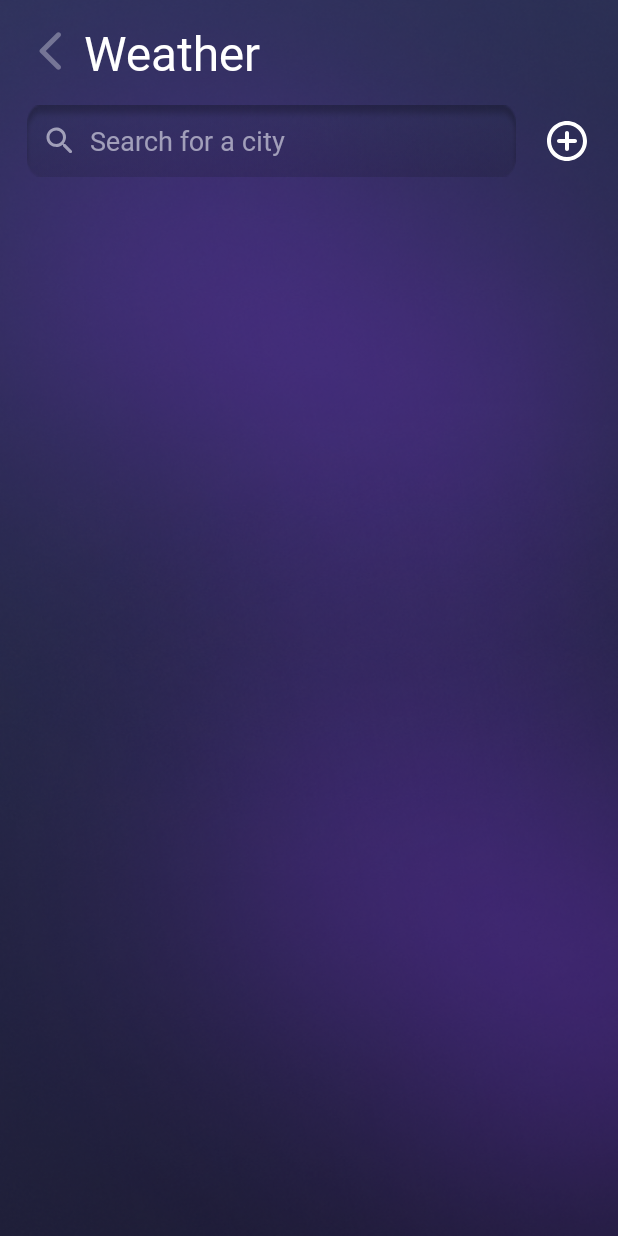
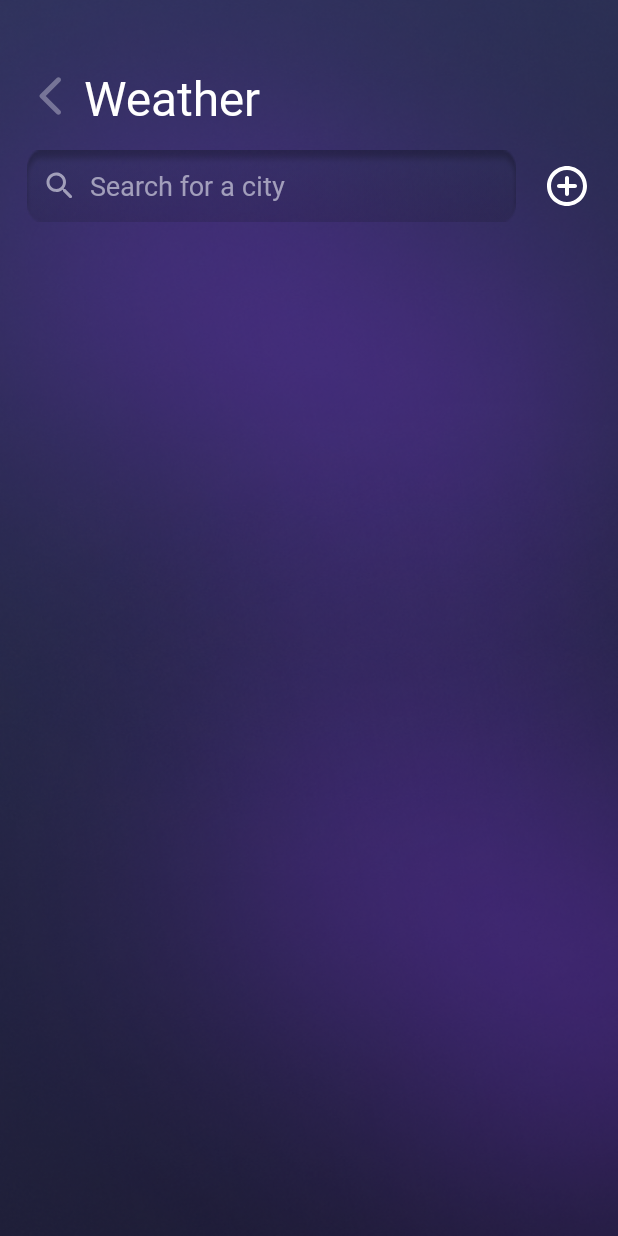
Before and after one commit to MoaazAtik/Sky, an Android app: the screen it shows after launch (CitiesActivity), after a tap on an icon or button, on a phone screen of 412 x 824 dp. Run offline under Robolectric (Android 15) with nearby library versions, the phone set to English and light mode, and no system bars; our stand-ins replace Volley; network calls fail; pictures from the network do not load; 2 other taps on this screen came first.

Commit message:
Transparent Status Bar

```diff
--- a/app/src/main/java/com/example/weatherapiapp/CitiesActivity.java
+++ b/app/src/main/java/com/example/weatherapiapp/CitiesActivity.java
@@ -3,6 +3,7 @@ package com.example.weatherapiapp;
 import android.os.Bundle;
 import android.util.Log;
 import android.view.View;
+import android.view.WindowManager;
 import android.widget.Toast;
 
 import androidx.annotation.NonNull;
@@ -43,6 +44,7 @@ public class CitiesActivity extends AppCompatActivity {
         super.onCreate(savedInstanceState);
 
         setContentView(R.layout.cities);
+        getWindow().addFlags(WindowManager.LayoutParams.FLAG_LAYOUT_NO_LIMITS);
         recyclerView = (RecyclerView) findViewById(R.id.rv_cities);
         citiesList = new ArrayList<>();
         adapter = new CityListAdapter(this, citiesList);
--- a/app/src/main/java/com/example/weatherapiapp/MainActivity.java
+++ b/app/src/main/java/com/example/weatherapiapp/MainActivity.java
@@ -21,6 +21,7 @@ import android.util.Log;
 import android.view.LayoutInflater;
 import android.view.MotionEvent;
 import android.view.View;
+import android.view.WindowManager;
 import android.view.animation.AccelerateInterpolator;
 import android.view.animation.LinearInterpolator;
 import android.widget.Button;
@@ -84,6 +85,7 @@ public class MainActivity extends AppCompatActivity {
 //        View view = binding.getRoot();
 //        setContentView(view);
         setContentView(R.layout.main);
+        getWindow().addFlags(WindowManager.LayoutParams.FLAG_LAYOUT_NO_LIMITS);
 
         Log.d(TAG, "onCreate: ");
 
--- a/app/src/main/res/layout/cities.xml
+++ b/app/src/main/res/layout/cities.xml
@@ -8,7 +8,7 @@
     android:layout_height="match_parent"
     android:background="@drawable/cities_layout_background"
     android:paddingStart="18dp"
-    android:paddingTop="18dp"
+    android:paddingTop="48dp"
     android:paddingEnd="18dp">
 
     <androidx.constraintlayout.widget.ConstraintLayout
```
